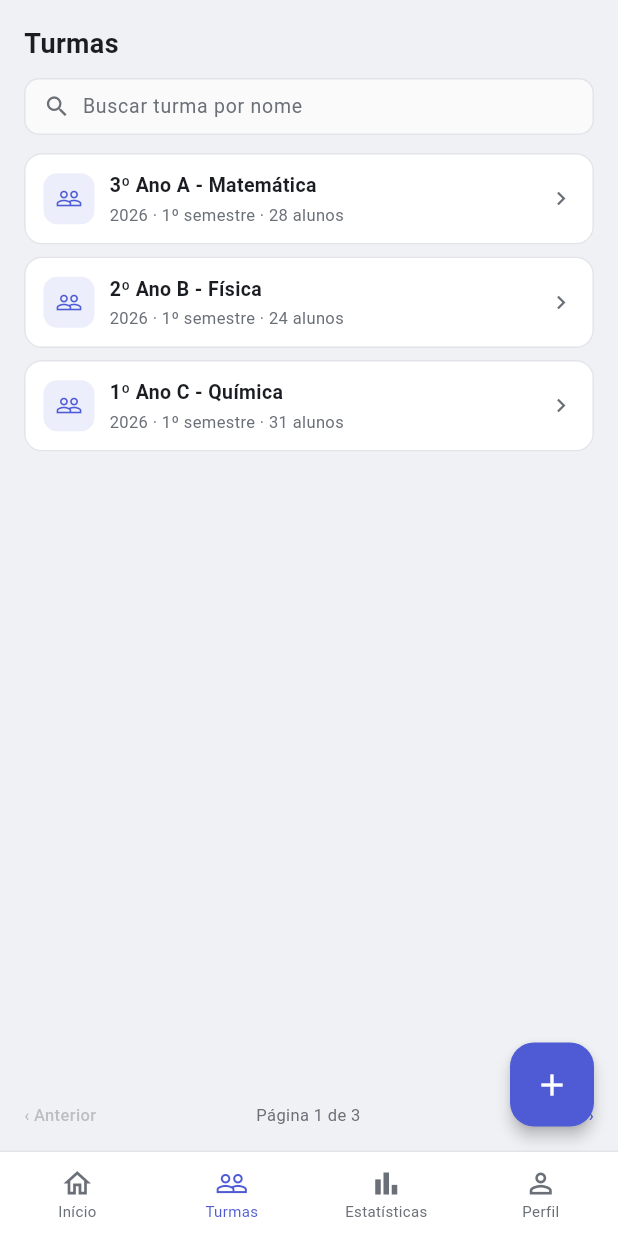
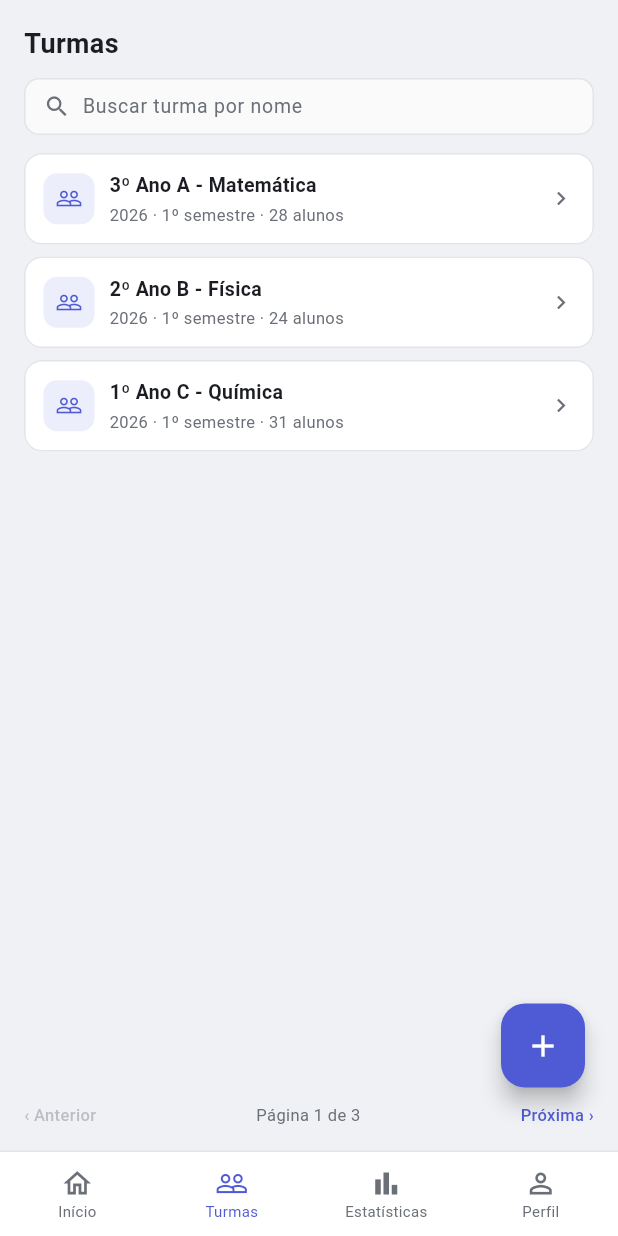
Before and after one commit to AdrianRiegel/app_mobile, a Flutter app: the ClassesScreen screen opened directly, on a phone screen of 412 x 824 dp. Run offline on Flutter 3.47's test engine with Material 3 defaults, Android fonts, the phone set to English and light mode, and no system bars.

Commit message:
Ajuste botão flutuante

```diff
--- a/lib/Screens/classes_screen.dart
+++ b/lib/Screens/classes_screen.dart
@@ -1,4 +1,5 @@
 import 'package:flutter/material.dart';
+
 import 'class_detail_screen.dart';
 
 class ClassesScreen extends StatefulWidget {
@@ -32,6 +33,7 @@ class _ClassesScreenState extends State<ClassesScreen> {
   Widget build(BuildContext context) {
     return Scaffold(
       backgroundColor: bgColor,
+      floatingActionButtonLocation: const CustomMiniEndFloatLocation(),
       body: SafeArea(
         child: Column(
           children: [
@@ -128,7 +130,7 @@ class _ClassesScreenState extends State<ClassesScreen> {
       floatingActionButton: FloatingActionButton(
         onPressed: _openNovaTurmaSheet,
         backgroundColor: accentColor,
-        elevation: 4,
+        elevation: 6,
         child: const Icon(Icons.add, color: Colors.white),
       ),
       bottomNavigationBar: Container(
@@ -270,11 +272,29 @@ class _ClassesScreenState extends State<ClassesScreen> {
         inputBgColor: inputBgColor,
         onCreate: (descricao) {
           Navigator.pop(context);
-          ScaffoldMessenger.of(context).showSnackBar(
-            SnackBar(content: Text('Turma "$descricao" criada')),
-          );
+          ScaffoldMessenger.of(
+            context,
+          ).showSnackBar(SnackBar(content: Text('Turma "$descricao" criada')));
         },
       ),
+    );
+  }
+}
+
+class CustomMiniEndFloatLocation extends FloatingActionButtonLocation {
+  const CustomMiniEndFloatLocation();
+
+  @override
+  Offset getOffset(ScaffoldPrelayoutGeometry scaffoldGeometry) {
+    final Offset standardOffset = FloatingActionButtonLocation.miniEndFloat
+        .getOffset(scaffoldGeometry);
+
+    double dxAdjustment = -10.0;
+    double dyAdjustment = -30.0;
+
+    return Offset(
+      standardOffset.dx + dxAdjustment,
+      standardOffset.dy + dyAdjustment,
     );
   }
 }
@@ -437,8 +457,10 @@ class _NovaTurmaSheetState extends State<_NovaTurmaSheet> {
         filled: true,
         fillColor: widget.inputBgColor,
         isDense: true,
-        contentPadding:
-            const EdgeInsets.symmetric(horizontal: 12, vertical: 12),
+        contentPadding: const EdgeInsets.symmetric(
+          horizontal: 12,
+          vertical: 12,
+        ),
         enabledBorder: OutlineInputBorder(
           borderRadius: BorderRadius.circular(10),
           borderSide: BorderSide(color: widget.borderColor),
```
Lines whose indentation alone changed are shown as unchanged.
